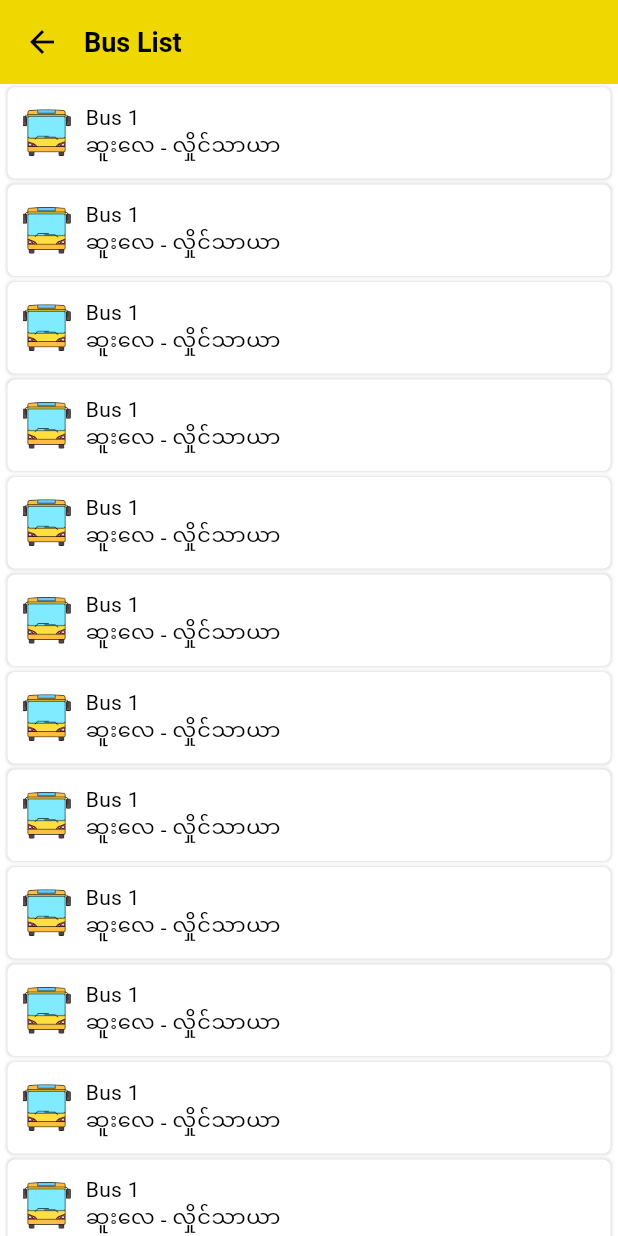
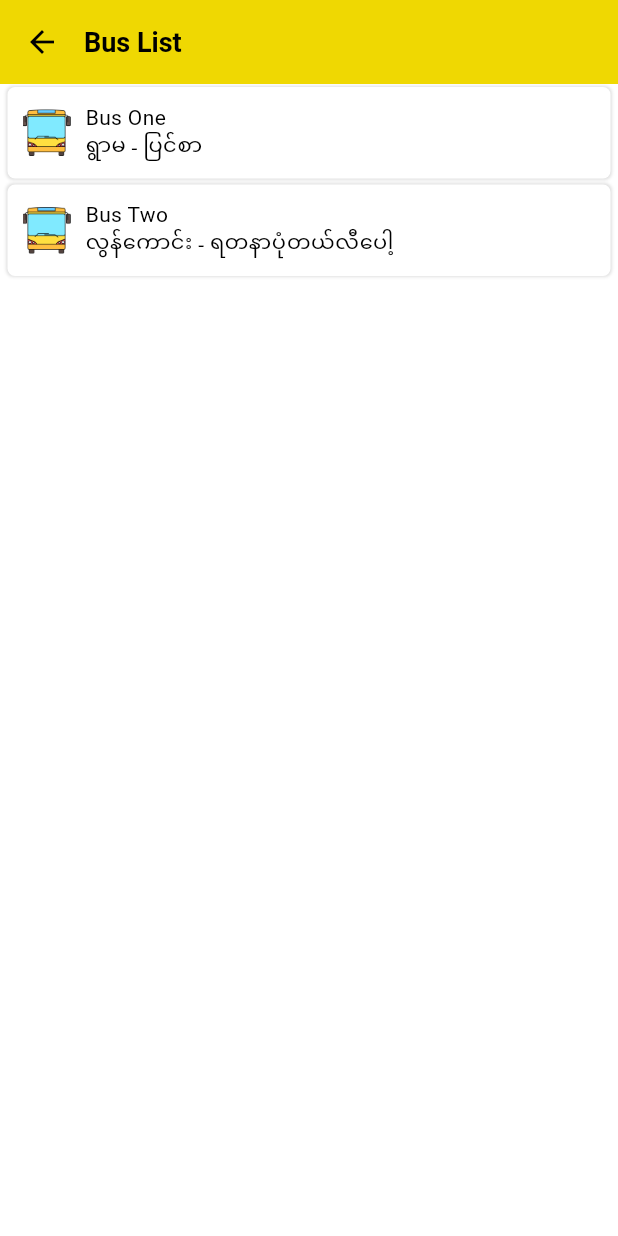
Before and after one commit to Zawlinhtike397/YBS, a Flutter app: the BusListPage screen opened directly, on a phone screen of 412 x 824 dp. Run offline on Flutter 3.47's test engine with Material 3 defaults, Android fonts, the phone set to English and light mode, and no system bars; our stand-ins replace geolocator, timeline_tile; missing offline and left inert: free_map, geodesy.

Commit message:
Add different bus stop transit route

```diff
--- a/lib/views/bus_list_page.dart
+++ b/lib/views/bus_list_page.dart
@@ -1,4 +1,6 @@
 import 'package:flutter/material.dart';
+import 'package:ybs/data/app_data.dart';
+import 'package:ybs/models/bus.dart';
 
 class BusListPage extends StatelessWidget {
   const BusListPage({super.key});
@@ -17,15 +19,17 @@ class BusListPage extends StatelessWidget {
         ),
       ),
       body: ListView.builder(
-        itemCount: 20,
-        itemBuilder: (context, index) => BusListCard(),
+        itemCount: AppData.testbus.length,
+        itemBuilder: (context, index) =>
+            BusListCard(bus: AppData.testbus[index]),
       ),
     );
   }
 }
 
 class BusListCard extends StatelessWidget {
-  const BusListCard({super.key});
+  final Bus bus;
+  const BusListCard({super.key, required this.bus});
 
   @override
   Widget build(BuildContext context) {
@@ -47,11 +51,8 @@ class BusListCard extends StatelessWidget {
           Expanded(
             child: Column(
               children: [
-                SizedBox(width: double.infinity, child: Text("Bus 1")),
-                SizedBox(
-                  width: double.infinity,
-                  child: Text("ဆူးလေ - လှိုင်သာယာ"),
-                ),
+                SizedBox(width: double.infinity, child: Text(bus.name)),
+                SizedBox(width: double.infinity, child: Text(bus.routeName)),
               ],
             ),
           ),
```
Also changed, not shown: lib/models/bus_stop_distance.dart (+7 -2 lines), lib/views/search_way.dart (+46 -1 lines).
